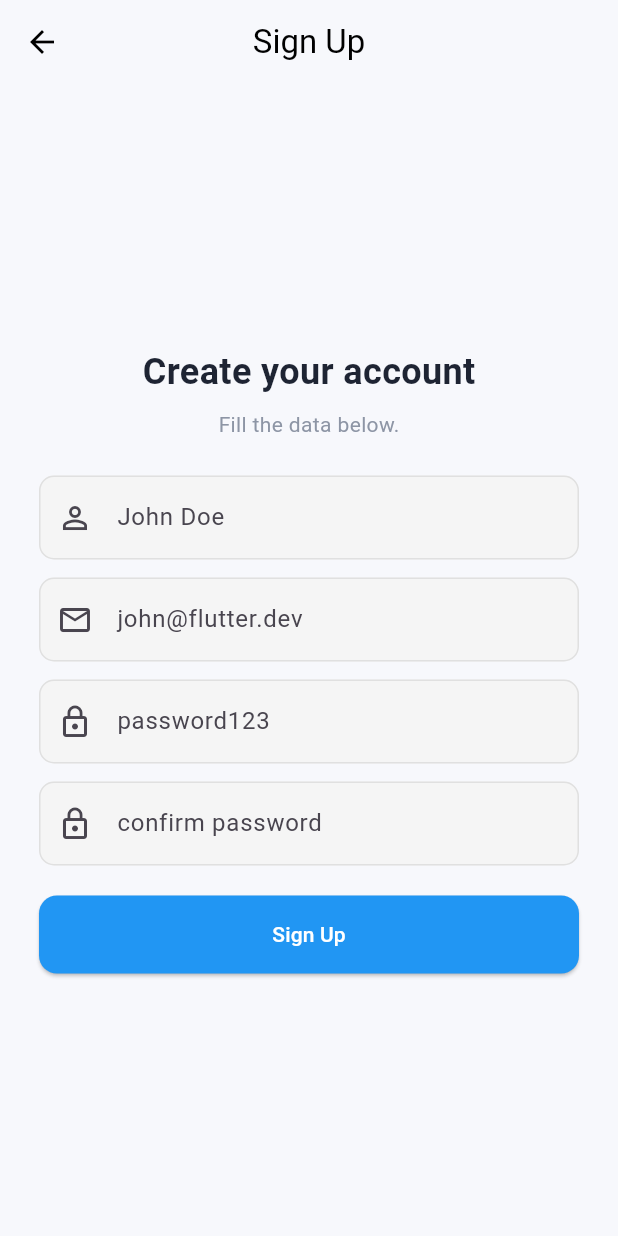
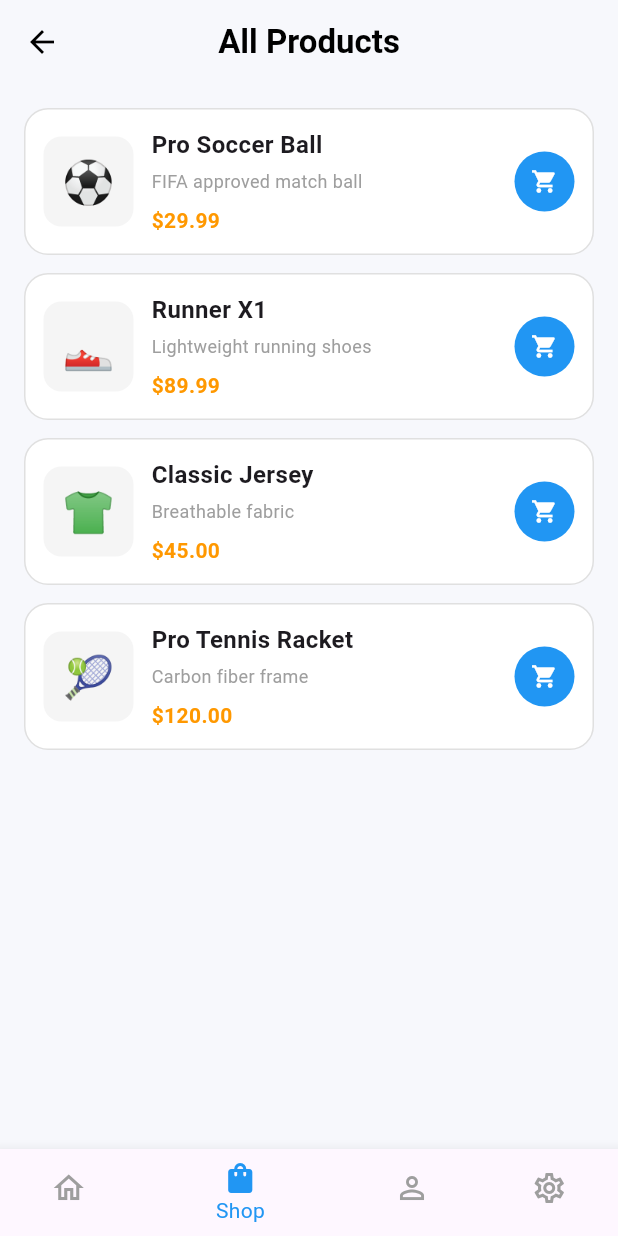
Before and after one commit to mostafaelwazzany/flutter-task-5-Nti, a Flutter app: the SignupScreen screen opened directly, after a tap on "Sign Up", on a phone screen of 412 x 824 dp. Run offline on Flutter 3.47's test engine with Material 3 defaults, Android fonts, the phone set to English and light mode, and no system bars.

Commit message:
feat: Implement ShopScreen and navigation from SignupScreen

```diff
--- /dev/null
+++ b/lib/screens/shop_screen.dart
@@ -0,0 +1,162 @@
+import 'package:flutter/material.dart';
+import 'package:flutter_application_1/constants/app_colors.dart';
+
+class ShopScreen extends StatelessWidget {
+  const ShopScreen({super.key});
+
+  @override
+  Widget build(BuildContext context) {
+    return Scaffold(
+      backgroundColor: AppColors.background,
+      appBar: AppBar(
+        backgroundColor: AppColors.background,
+        elevation: 0,
+        title: const Text(
+          'All Products',
+          style: TextStyle(
+            color: Colors.black,
+            fontWeight: FontWeight.bold,
+          ),
+        ),
+      ),
+      body: ListView(
+        padding: const EdgeInsets.all(16),
+        children: const [
+          ProductCard(
+            image: '⚽',
+            name: 'Pro Soccer Ball',
+            subtitle: 'FIFA approved match ball',
+            price: '\$29.99',
+          ),
+          SizedBox(height: 12),
+          ProductCard(
+            image: '👟',
+            name: 'Runner X1',
+            subtitle: 'Lightweight running shoes',
+            price: '\$89.99',
+          ),
+          SizedBox(height: 12),
+          ProductCard(
+            image: '👕',
+            name: 'Classic Jersey',
+            subtitle: 'Breathable fabric',
+            price: '\$45.00',
+          ),
+          SizedBox(height: 12),
+          ProductCard(
+            image: '🎾',
+            name: 'Pro Tennis Racket',
+            subtitle: 'Carbon fiber frame',
+            price: '\$120.00',
+          ),
+        ],
+      ),
+      bottomNavigationBar: BottomNavigationBar(
+        currentIndex: 1,
+        selectedItemColor: Colors.blue,
+        unselectedItemColor: Colors.grey,
+        items: const [
+          BottomNavigationBarItem(
+            icon: Icon(Icons.home_outlined),
+            label: 'Home',
+          ),
+          BottomNavigationBarItem(
+            icon: Icon(Icons.shopping_bag),
+            label: 'Shop',
+          ),
+          BottomNavigationBarItem(
+            icon: Icon(Icons.person_outline),
+            label: 'Profile',
+          ),
+          BottomNavigationBarItem(
+            icon: Icon(Icons.settings_outlined),
+            label: 'Settings',
+          ),
+        ],
+      ),
+    );
+  }
+}
+
+class ProductCard extends StatelessWidget {
+  const ProductCard({
+    super.key,
+    required this.image,
+    required this.name,
+    required this.subtitle,
+    required this.price,
+  });
+
+  final String image;
+  final String name;
+  final String subtitle;
+  final String price;
+
+  @override
+  Widget build(BuildContext context) {
+    return Container(
+      padding: const EdgeInsets.all(12),
+      decoration: BoxDecoration(
+        color: Colors.white,
+        borderRadius: BorderRadius.circular(16),
+        border: Border.all(color: Colors.grey.shade300),
+      ),
+      child: Row(
+        children: [
+          Container(
+            width: 60,
+            height: 60,
+            decoration: BoxDecoration(
+              color: Colors.grey.shade100,
+              borderRadius: BorderRadius.circular(12),
+            ),
+            child: Center(
+              child: Text(
+                image,
+                style: const TextStyle(fontSize: 28),
+              ),
+            ),
+          ),
+          const SizedBox(width: 12),
+          Expanded(
+            child: Column(
+              crossAxisAlignment: CrossAxisAlignment.start,
+              children: [
+                Text(
+                  name,
+                  style: const TextStyle(
+                    fontSize: 16,
+                    fontWeight: FontWeight.bold,
+                  ),
+                ),
+                const SizedBox(height: 4),
+                Text(
+                  subtitle,
+                  style: const TextStyle(
+                    color: Colors.grey,
+                    fontSize: 12,
+                  ),
+                ),
+                const SizedBox(height: 8),
+                Text(
+                  price,
+                  style: const TextStyle(
+                    color: Colors.orange,
+                    fontWeight: FontWeight.bold,
+                  ),
+                ),
+              ],
+            ),
+          ),
+          CircleAvatar(
+            backgroundColor: Colors.blue,
+            child: IconButton(
+              onPressed: () {},
+              icon: const Icon(Icons.shopping_cart, color: Colors.white, size: 18),
+            ),
+          ),
+        ],
+      ),
+    );
+  }
+}
--- a/lib/screens/signup_screen.dart
+++ b/lib/screens/signup_screen.dart
@@ -1,5 +1,6 @@
 import 'package:flutter/material.dart';
 import 'package:flutter_application_1/constants/app_colors.dart';
+import 'package:flutter_application_1/screens/shop_screen.dart';
 import 'package:flutter_application_1/widgets/app_button.dart';
 import 'package:flutter_application_1/widgets/app_text_field.dart';
 
@@ -67,7 +68,14 @@ class SignupScreen extends StatelessWidget {
                     height: 52,
                     child: AppButton(
                       buttonLabel: 'Sign Up',
-                      onPressed: () {},
+                      onPressed: () {
+                        Navigator.push(
+                          context,
+                          MaterialPageRoute(
+                            builder: (context) => const ShopScreen(),
+                          ),
+                        );
+                      },
                     ),
                   ),
                 ],
```
Also changed, not shown: 1 other file.
